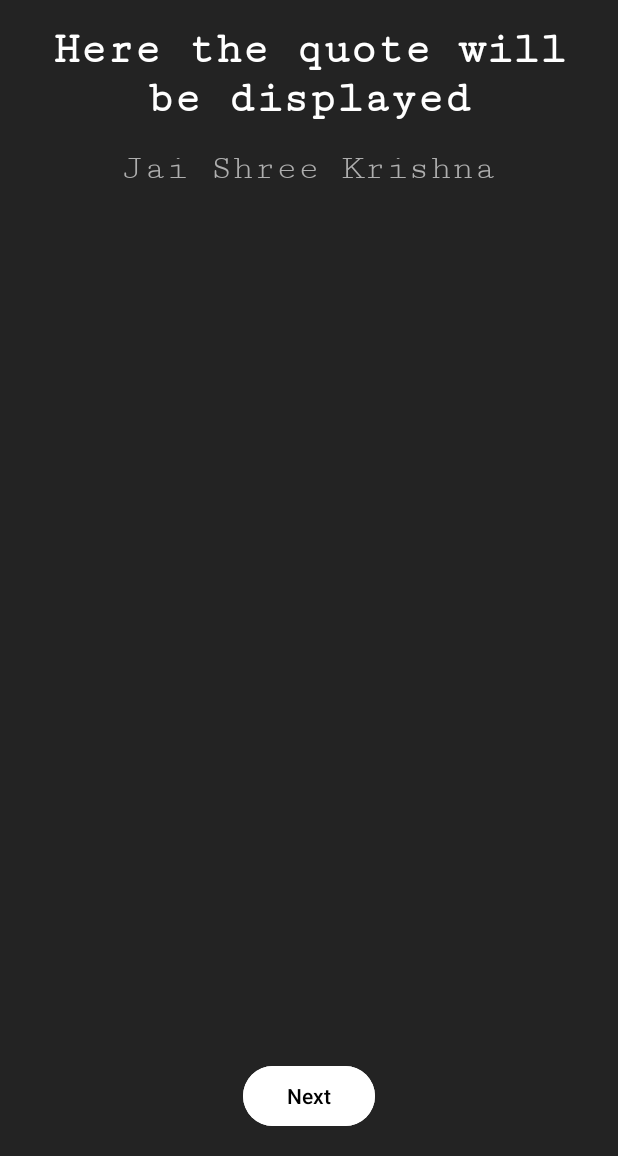
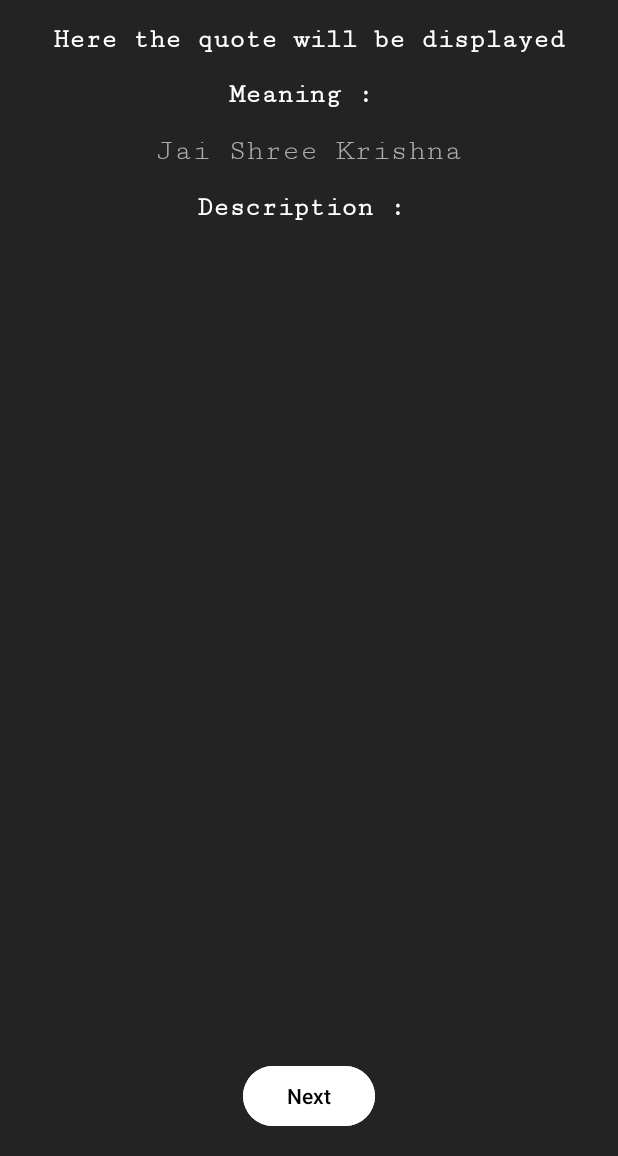
Before and after one commit to yess-wee/KrishnaSays, an Android app: the layout activity_main.xml on its own in the app's theme, with its tools: preview values and no code run, on a phone screen of 412 x 824 dp, the part 80-1236 px from its top. Run offline under Robolectric (Android 15) with nearby library versions, the phone set to English and light mode, and no system bars.

Commit message:
hindi description added

```diff
--- a/app/src/main/java/com/yash/krishnasays/MainActivity.kt
+++ b/app/src/main/java/com/yash/krishnasays/MainActivity.kt
@@ -64,6 +64,7 @@ class MainActivity : AppCompatActivity() {
     private fun setUI(quote: QuoteModel) {
         binding.quoteTv.text = quote.slok
         binding.authorTv.text = quote.adi.et
+        binding.hindiTv.text = quote.chinmay.hc
     }
 
     private fun setInProgress(inProgress: Boolean) {
--- a/app/src/main/res/layout/activity_main.xml
+++ b/app/src/main/res/layout/activity_main.xml
@@ -38,11 +38,27 @@
                 android:text="............"
                 tools:text="Here the quote will be displayed"
                 android:textColor="@color/white"
-                android:textSize="30sp"
+                android:textSize="18sp"
                 android:textStyle="bold"
                 android:gravity="center"
                 android:fontFamily="serif-monospace"
                 android:padding="8dp"/>
+
+            <TextView
+
+                android:layout_width="match_parent"
+                android:layout_height="wrap_content"
+                android:text="                  "
+                tools:text="Meaning : "
+                android:textColor="@color/white"
+                android:textSize="18sp"
+                android:textStyle="bold"
+                android:gravity="center"
+                android:fontFamily="serif-monospace"
+                android:padding="8dp"/>
+
+
+
 
             <TextView
                 android:id="@+id/author_tv"
@@ -50,11 +66,39 @@
                 android:layout_height="wrap_content"
                 android:text="Jai Shree Krishna"
                 tools:text="Jai Shree Krishna"
-                android:textSize="24sp"
+                android:textSize="20sp"
                 android:textColor="#AEAEAE"
                 android:gravity="center"
                 android:fontFamily="serif-monospace"
                 android:padding="8dp"/>
+
+            <TextView
+
+                android:layout_width="match_parent"
+                android:layout_height="wrap_content"
+                android:text="                  "
+                tools:text="Description : "
+                android:textColor="@color/white"
+                android:textSize="18sp"
+                android:textStyle="bold"
+                android:gravity="center"
+                android:fontFamily="serif-monospace"
+                android:padding="8dp"/>
+
+
+
+            <TextView
+                android:id="@+id/hindi_tv"
+                android:layout_width="match_parent"
+                android:layout_height="wrap_content"
+                android:text=""
+                tools:text=""
+                android:textSize="20sp"
+                android:textColor="#AEAEAE"
+                android:gravity="center"
+                android:fontFamily="serif-monospace"
+                android:padding="8dp"/>
+
 
         </LinearLayout>
     </ScrollView>
```
